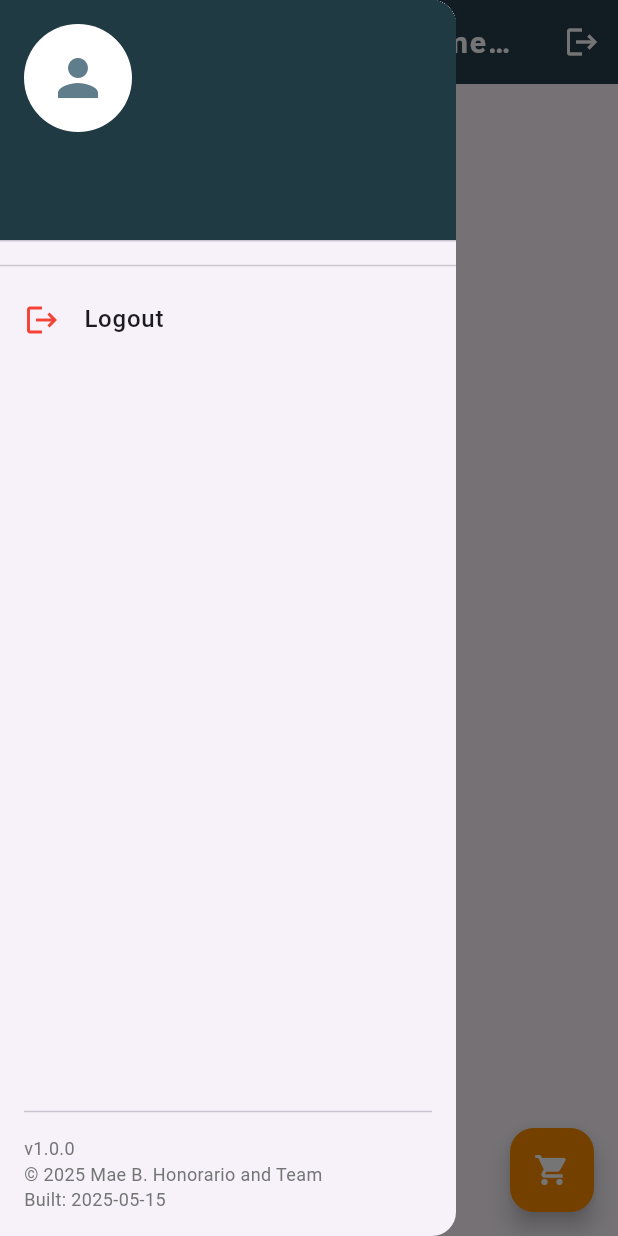
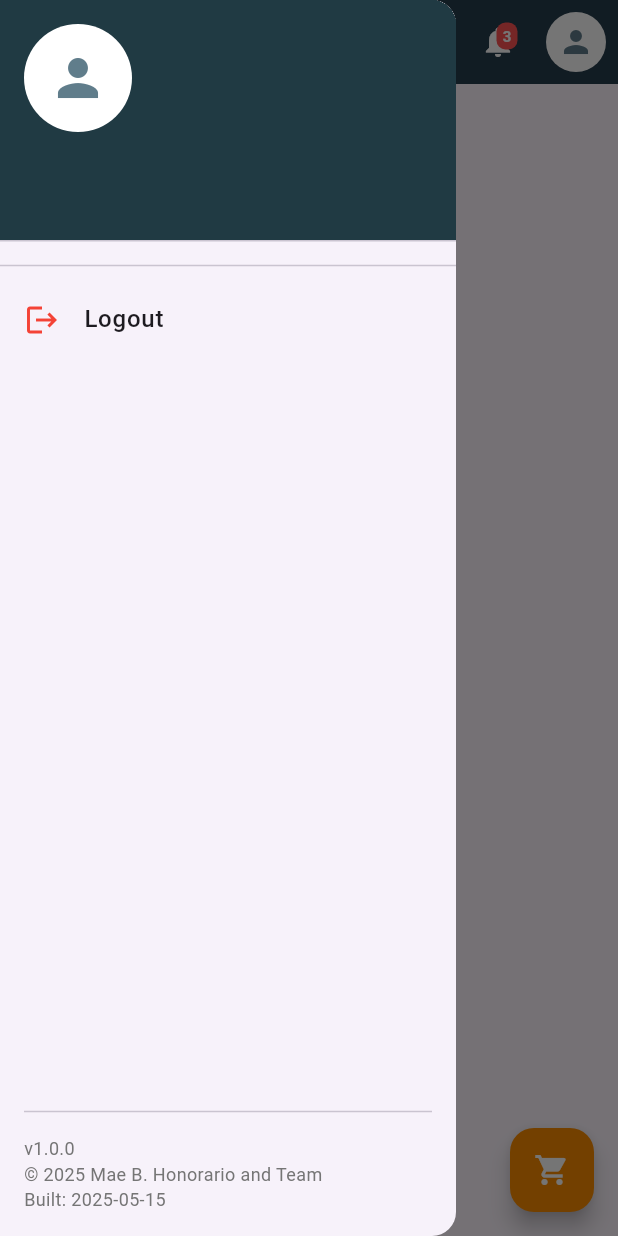
Before and after one commit to johnelson12345/SalesManagement_Monitoring_Node_postgresql, a Flutter app: the MainLayout screen opened directly, with the side drawer open, on a phone screen of 412 x 824 dp. Run offline on Flutter 3.47's test engine with Material 3 defaults, Android fonts, the phone set to English and light mode, and no system bars; our stand-ins replace image_picker, shared_preferences; accounts and stored records are empty; network calls fail.

Commit message:
appbar improve

```diff
--- a/lib/admin_screen/mainscreen.dart
+++ b/lib/admin_screen/mainscreen.dart
@@ -145,23 +145,89 @@ String userRole = "guest";
 
     return Scaffold(
       appBar: AppBar(
+        backgroundColor: primaryColor,
+        elevation: 4,
+        centerTitle: true,
+        iconTheme: const IconThemeData(color: Colors.white),
         title: const Text(
           "Dine'84 Sales Management & Monitoring",
           style: TextStyle(
             color: Colors.white,
-            fontSize: 20,
-            fontWeight: FontWeight.bold,
-            letterSpacing: 1.2,
+            fontSize: 22,
+            fontWeight: FontWeight.w700,
+            letterSpacing: 1.5,
           ),
         ),
-        centerTitle: true,
-        elevation: 4,
-        backgroundColor: primaryColor,
-        iconTheme: const IconThemeData(color: Colors.white),
         actions: [
           IconButton(
-            icon: const Icon(Icons.logout, color: Colors.white),
-            onPressed: _showLogoutDialog,
+            icon: const Icon(Icons.search, color: Colors.white),
+            onPressed: () {
+              // TODO: Implement search functionality
+            },
+          ),
+          Stack(
+            children: [
+              IconButton(
+                icon: const Icon(Icons.notifications, color: Colors.white),
+                onPressed: () {
+                  // TODO: Implement notifications functionality
+                },
+              ),
+              Positioned(
+                right: 11,
+                top: 11,
+                child: Container(
+                  padding: const EdgeInsets.all(2),
+                  decoration: BoxDecoration(
+                    color: Colors.redAccent,
+                    borderRadius: BorderRadius.circular(6),
+                  ),
+                  constraints: const BoxConstraints(
+                    minWidth: 14,
+                    minHeight: 14,
+                  ),
+                  child: const Text(
+                    '3', // Example badge count
+                    style: TextStyle(
+                      color: Colors.white,
+                      fontSize: 10,
+                      fontWeight: FontWeight.bold,
+                    ),
+                    textAlign: TextAlign.center,
+                  ),
+                ),
+              ),
+            ],
+          ),
+          PopupMenuButton<String>(
+            icon: const CircleAvatar(
+              backgroundColor: Colors.white,
+              child: Icon(Icons.person, color: Colors.blueGrey),
+            ),
+            onSelected: (value) {
+              if (value == 'profile') {
+                // TODO: Navigate to profile screen
+              } else if (value == 'settings') {
+                // TODO: Navigate to settings screen
+              } else if (value == 'logout') {
+                _showLogoutDialog();
+              }
+            },
+            itemBuilder: (BuildContext context) => <PopupMenuEntry<String>>[
+              const PopupMenuItem<String>(
+                value: 'profile',
+                child: Text('Profile'),
+              ),
+              const PopupMenuItem<String>(
+                value: 'settings',
+                child: Text('Settings'),
+              ),
+              const PopupMenuDivider(),
+              const PopupMenuItem<String>(
+                value: 'logout',
+                child: Text('Logout'),
+              ),
+            ],
           ),
         ],
       ),
```
Also changed, not shown: lib/admin_screen/userscreen.dart (+15 -4 lines).
